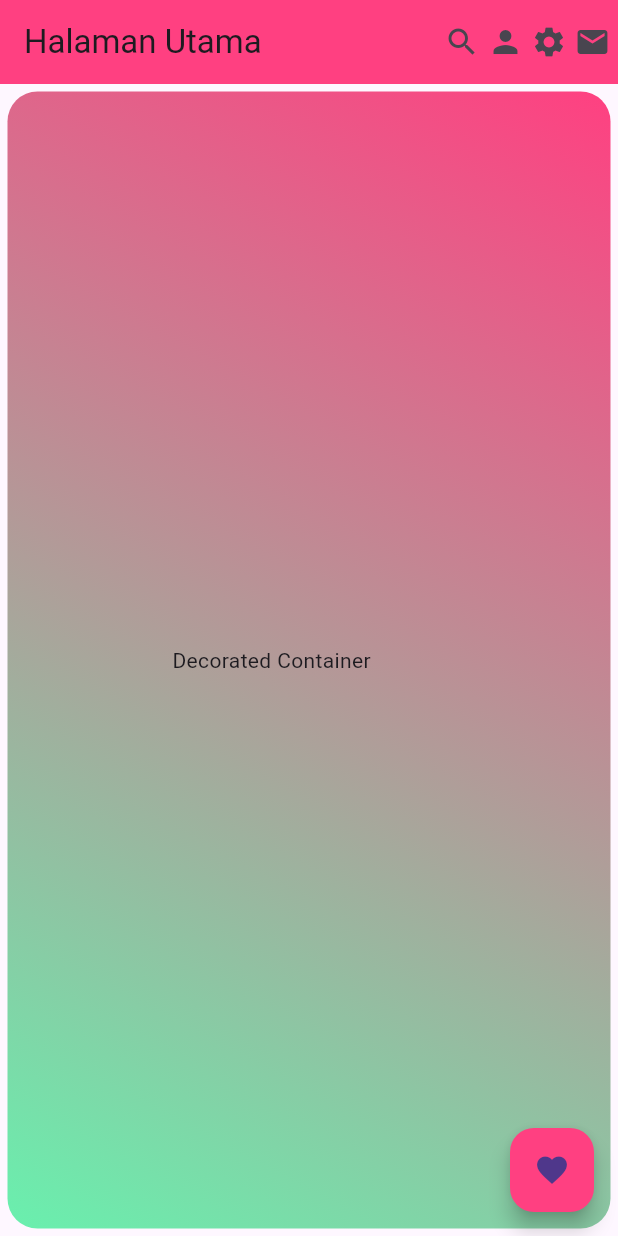
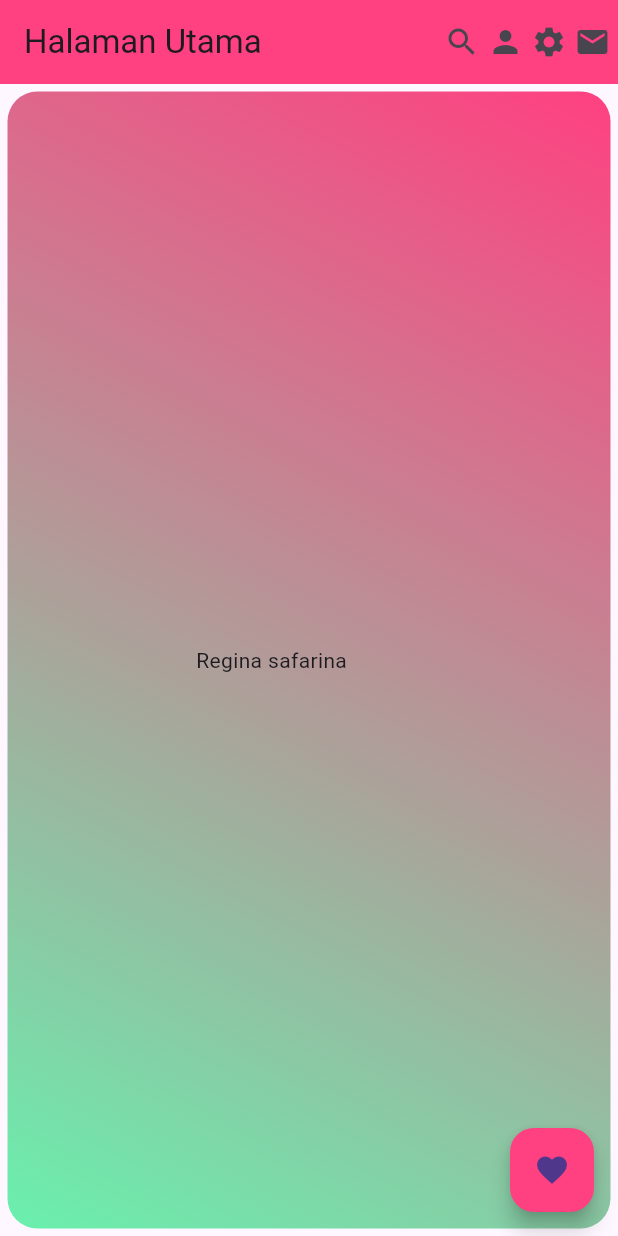
Before and after one commit to ginaa07/Latihan_container_week_5_1123150124, a Flutter app: the screen it shows after launch, on a phone screen of 412 x 824 dp. Run offline on Flutter 3.47's test engine with Material 3 defaults, Android fonts, the light colour scheme and no system bars.

Commit message:
perubahan pada child text

```diff
--- a/lib/main.dart
+++ b/lib/main.dart
@@ -73,7 +73,7 @@ class Halaman extends StatelessWidget {
           ],
         ),
         ),
-        child: Text("Decorated Container"),
+        child: Text("Regina safarina"),
           ),
 
       // tombol untuk alert dialog
```
